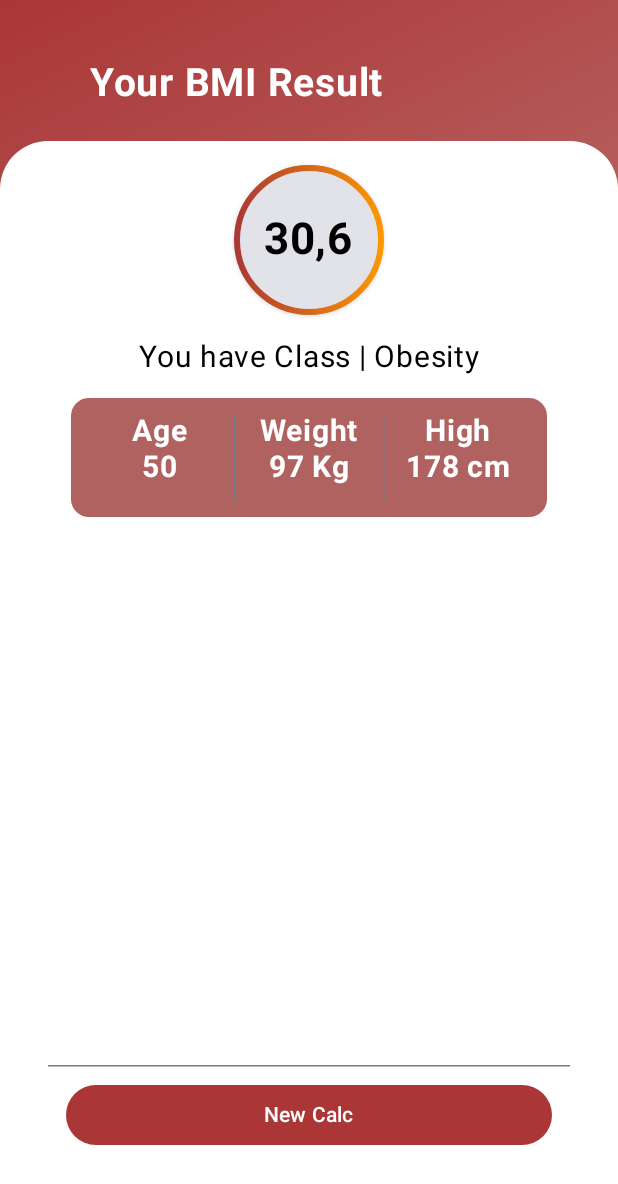
After one commit to marirods/BMI-BB, an Android app built with Jetpack Compose: the composable ResultScreen shown on its own in the app's theme, on a phone screen of 412 x 824 dp. The commit adds this screen. Shown: the top 1184 px of the screen. Run offline under Robolectric (Android 15) with nearby library versions, the phone set to English and light mode, and no system bars.

Commit message:
result screen concluido

```diff
--- /dev/null
+++ b/app/src/main/java/br/senai/sp/jandira/bmi/screens/ResultScreen.kt
@@ -0,0 +1,252 @@
+package br.senai.sp.jandira.bmi.screens
+
+import androidx.compose.foundation.BorderStroke
+import androidx.compose.foundation.background
+import androidx.compose.foundation.layout.Arrangement
+import androidx.compose.foundation.layout.Box
+import androidx.compose.foundation.layout.Column
+import androidx.compose.foundation.layout.Row
+import androidx.compose.foundation.layout.fillMaxSize
+import androidx.compose.foundation.layout.fillMaxWidth
+import androidx.compose.foundation.layout.height
+import androidx.compose.foundation.layout.padding
+import androidx.compose.foundation.layout.size
+import androidx.compose.foundation.layout.width
+import androidx.compose.foundation.shape.CircleShape
+import androidx.compose.foundation.shape.RoundedCornerShape
+import androidx.compose.material3.Button
+import androidx.compose.material3.ButtonDefaults
+import androidx.compose.material3.Card
+import androidx.compose.material3.CardDefaults
+import androidx.compose.material3.HorizontalDivider
+import androidx.compose.material3.Text
+import androidx.compose.material3.VerticalDivider
+import androidx.compose.runtime.Composable
+import androidx.compose.ui.Alignment
+import androidx.compose.ui.Modifier
+import androidx.compose.ui.graphics.Brush
+import androidx.compose.ui.graphics.Color
+import androidx.compose.ui.res.stringResource
+import androidx.compose.ui.text.font.FontWeight
+import androidx.compose.ui.tooling.preview.Preview
+import androidx.compose.ui.unit.dp
+import androidx.compose.ui.unit.sp
+import br.senai.sp.jandira.bmi.R
+
+
+@Composable
+fun ResultScreen(modifier: Modifier = Modifier) {
+
+    Box(
+        modifier = Modifier
+            .fillMaxSize()
+            .background(
+                brush = Brush.linearGradient(
+                    listOf(
+                        Color(color = 0xFFAB3636),
+                        Color(color = 0xFFCCADAC)
+                    )
+                )
+            ),
+        contentAlignment = Alignment.BottomCenter
+    ) {
+        Column(
+            modifier = Modifier
+                .fillMaxSize()
+                .padding(40.dp),
+            verticalArrangement = Arrangement.SpaceBetween
+        ) {
+            Text(
+                text = stringResource(R.string.bmi_result),
+                fontSize = 26.sp,
+                fontWeight = FontWeight.Bold,
+                color = Color.White,
+                modifier = Modifier
+                    .padding(start = 20.dp)
+                    .weight(1f),
+            )
+        }
+        Card(
+            modifier = Modifier
+                .fillMaxWidth()
+                .height(730.dp),
+            shape = RoundedCornerShape(
+                topStart = 32.dp,
+                topEnd = 32.dp,
+
+                ),
+            colors = CardDefaults.cardColors(
+                containerColor = Color.White
+            )
+        ) {
+            Column(
+                modifier = Modifier
+                    .fillMaxSize()
+                    .padding(16.dp),
+                verticalArrangement = Arrangement.SpaceBetween
+            ) {
+
+                Column(
+                    modifier = Modifier
+                        .weight(1f),
+                    horizontalAlignment = Alignment.CenterHorizontally
+                ) {
+                    Card(
+                        modifier = Modifier
+                            .size(100.dp),
+                        shape = CircleShape,
+                        border = BorderStroke(
+                            width = 4.dp,
+                            brush = Brush.horizontalGradient(
+                                listOf(
+                                    Color(color = 0xFFAB3636),
+                                    Color(color = 0xFFFF9800)
+                                )
+                            )
+                        ),
+                        elevation = CardDefaults
+                            .cardElevation(2.dp)
+                    ) {
+                        Column(
+                            modifier = Modifier
+                                .fillMaxSize(),
+                            horizontalAlignment = Alignment.CenterHorizontally,
+                            verticalArrangement = Arrangement.Center
+                        )
+                        {
+                            Text(
+                                text = stringResource(R.string.number),
+                                color = Color.Black,
+                                fontSize = 29.sp,
+                                fontWeight = FontWeight.Bold,
+                                modifier = Modifier
+
+                            )
+                        }
+                    }
+                    Column(
+                        modifier = Modifier
+                            .fillMaxSize()
+                            .padding(16.dp),
+                        horizontalAlignment = Alignment.CenterHorizontally
+                    ) {
+                        Text(
+                            text = stringResource(R.string.description),
+                            fontSize = 20.sp,
+                            color = Color.Black
+                        )
+                        Card(
+                            modifier = Modifier
+                                .width(350.dp)
+                                .height(110.dp)
+                                .padding(15.dp),
+                            colors = CardDefaults.cardColors(
+                                containerColor = Color(color = 0xFFB06261)
+                            )
+                        ) {
+                            Row(
+                                modifier = Modifier
+                                    .fillMaxSize()
+                                    .padding(10.dp)
+                            ) {
+                                Column(
+                                    modifier = Modifier
+                                        .weight(1f),
+                                    verticalArrangement = Arrangement.Center,
+                                    horizontalAlignment = Alignment.CenterHorizontally
+                                ) {
+                                    Text(
+                                        text = stringResource(R.string.idade),
+                                        color = Color.White,
+                                        fontSize = 20.sp,
+                                        fontWeight = FontWeight.Bold,
+                                    )
+                                    Text(
+                                        text = stringResource(R.string.number_idade),
+                                        color = Color.White,
+                                        fontSize = 20.sp,
+                                        fontWeight = FontWeight.Bold,
+                                    )
+                                }
+                                VerticalDivider()
+                                Column(
+                                    modifier = Modifier
+                                        .weight(1f),
+                                    verticalArrangement = Arrangement.Center,
+                                    horizontalAlignment = Alignment.CenterHorizontally
+                                ) {
+                                    Text(
+                                        text = stringResource(R.string.peso),
+                                        color = Color.White,
+                                        fontSize = 20.sp,
+                                        fontWeight = FontWeight.Bold,
+                                    )
+                                    Text(
+                                        text = stringResource(R.string.number_peso),
+                                        color = Color.White,
+                                        fontSize = 20.sp,
+                                        fontWeight = FontWeight.Bold,
+                                    )
+                                }
+                                VerticalDivider()
+                                Column(
+                                    modifier = Modifier
+                                        .weight(1f),
+                                    verticalArrangement = Arrangement.Center,
+                                    horizontalAlignment = Alignment.CenterHorizontally
+                                ) {
+                                    Text(
+                                        text = stringResource(R.string.altura),
+                                        color = Color.White,
+                                        fontSize = 20.sp,
+                                        fontWeight = FontWeight.Bold,
+                                    )
+                                    Text(
+                                        text = stringResource(R.string.number_altura),
+                                        color = Color.White,
+                                        fontSize = 20.sp,
+                                        fontWeight = FontWeight.Bold,
+                                    )
+                                }
+                            }
+                        }
+                        Row(
+                            modifier = Modifier
+                                .fillMaxWidth()
+                                .height(350.dp)
+                        ) {
+
+                        }
+                        HorizontalDivider()
+                        Button(
+                            onClick = {},
+                            modifier = Modifier
+                                .fillMaxWidth()
+                                .padding(
+                                    horizontal = 12.dp,
+                                    vertical = 8.dp
+                                ),
+                            colors = ButtonDefaults.buttonColors(
+                                containerColor = Color(color = 0xFFAB3636),
+                            )
+                        ) {
+                            Text(
+                                text = stringResource(R.string.calcular),
+                                color = Color.White
+
+                            )
+                        }
+                    }
+                }
+            }
+        }
+    }
+}
+
+
+@Preview(showSystemUi = true)
+@Composable
+private fun ResultScreenPreview() {
+    ResultScreen()
+
+}
--- a/app/src/main/java/br/senai/sp/jandira/bmi/screens/UserDataScreen.kt
+++ b/app/src/main/java/br/senai/sp/jandira/bmi/screens/UserDataScreen.kt
@@ -330,3 +330,6 @@ private fun UserScreenPreview() {
     UserScreen()
 
 }
+
+
+//card, text, row, tres column, vertical divider, column,  horizontal divider, button
--- a/app/src/main/res/values/strings.xml
+++ b/app/src/main/res/values/strings.xml
@@ -13,5 +13,15 @@
     <string name="height">Height</string>
     <string name="calculate">Calculate</string>
     <string name="support_name">The name is required</string>
+    <string name="bmi_result">Your BMI Result</string>
+    <string name="number">30,6</string>
+    <string name="description">You have Class | Obesity</string>
+    <string name="idade">Age</string>
+    <string name="number_idade">50</string>
+    <string name="peso">Weight</string>
+    <string name="number_peso">97 Kg</string>
+    <string name="altura">High</string>
+    <string name="number_altura">178 cm</string>
+    <string name="calcular">New Calc</string>
 
 </resources>
```
